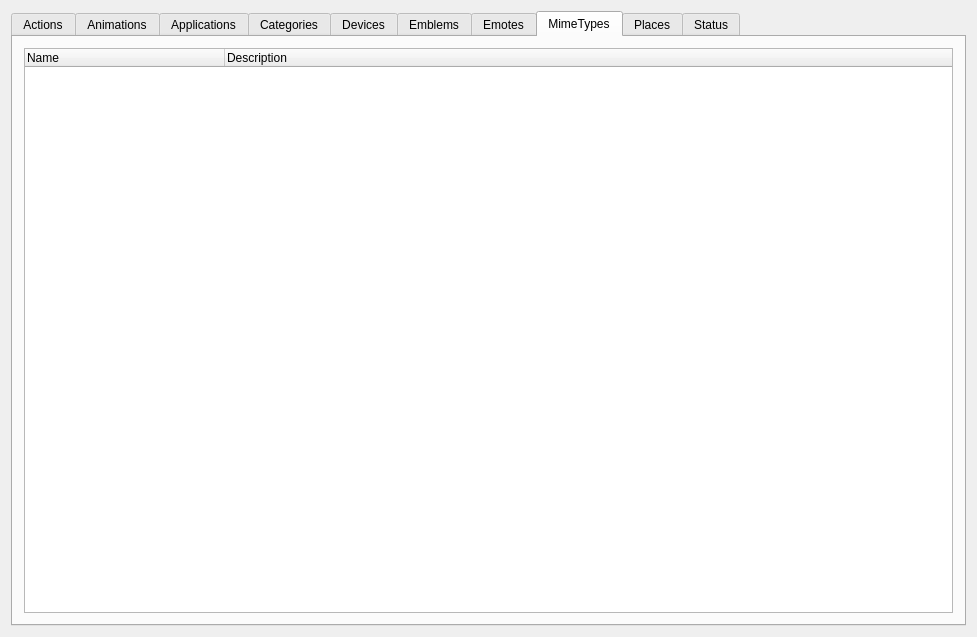
Qt form standardiconswidget.ui (khomchenkovaa/QStandardIconsViewer) before a commit.
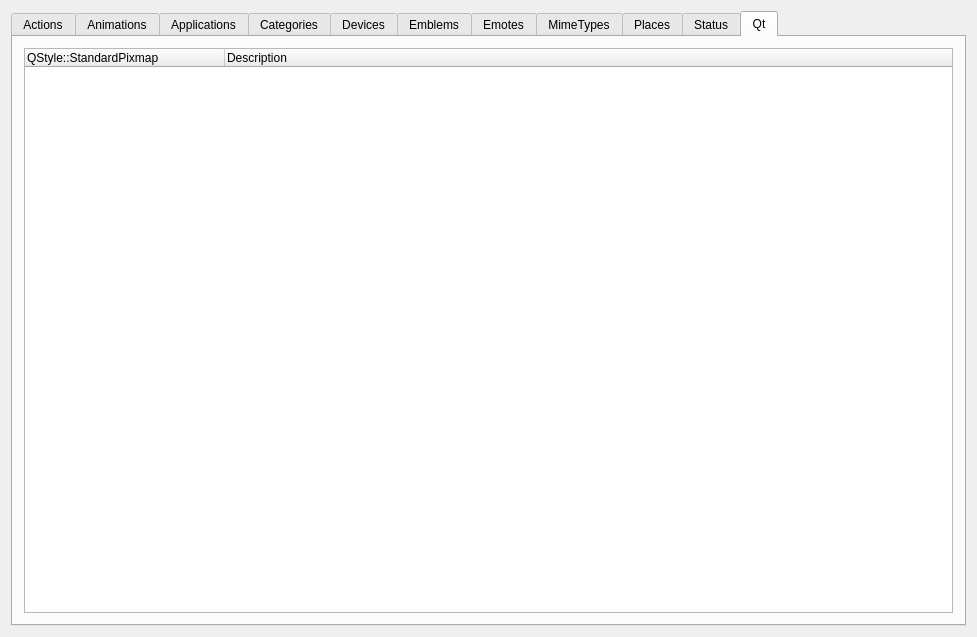
The same form after that commit.

Commit message: Standard pixmaps added

Diff of the .ui file:
```diff
--- a/standardiconswidget.ui
+++ b/standardiconswidget.ui
@@ -13,11 +13,11 @@
   <property name="windowTitle">
    <string>Standard Icon Names</string>
   </property>
-  <layout class="QHBoxLayout" name="horizontalLayout">
+  <layout class="QVBoxLayout" name="verticalLayout_10">
    <item>
     <widget class="QTabWidget" name="tabWidget">
      <property name="currentIndex">
-      <number>7</number>
+      <number>10</number>
      </property>
      <widget class="QWidget" name="tabActions">
       <attribute name="title">
@@ -325,6 +325,33 @@
        </item>
       </layout>
      </widget>
+     <widget class="QWidget" name="tabQt">
+      <attribute name="title">
+       <string>Qt</string>
+      </attribute>
+      <layout class="QVBoxLayout" name="verticalLayout_12">
+       <item>
+        <widget class="QTreeWidget" name="treeQt">
+         <property name="columnCount">
+          <number>2</number>
+         </property>
+         <attribute name="headerDefaultSectionSize">
+          <number>200</number>
+         </attribute>
+         <column>
+          <property name="text">
+           <string>QStyle::StandardPixmap</string>
+          </property>
+         </column>
+         <column>
+          <property name="text">
+           <string>Description</string>
+          </property>
+         </column>
+        </widget>
+       </item>
+      </layout>
+     </widget>
     </widget>
    </item>
   </layout>
```
The commit also changes 5 other files.
